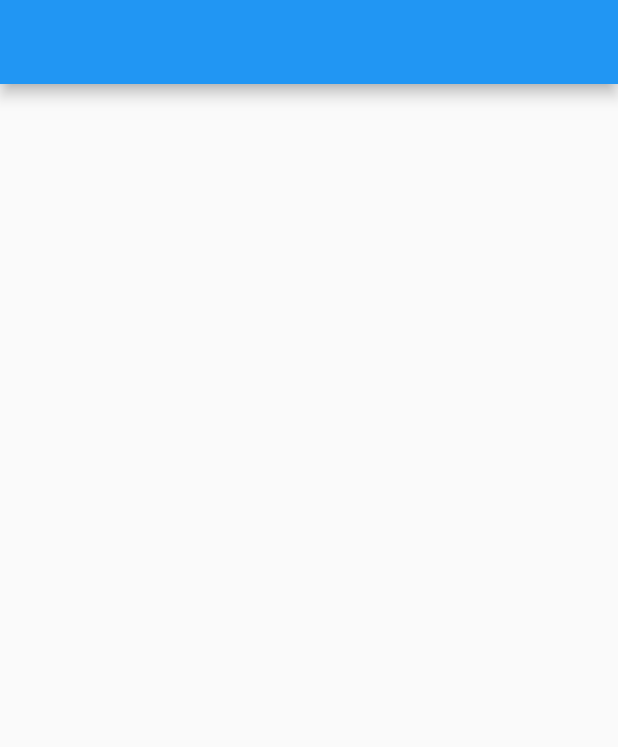
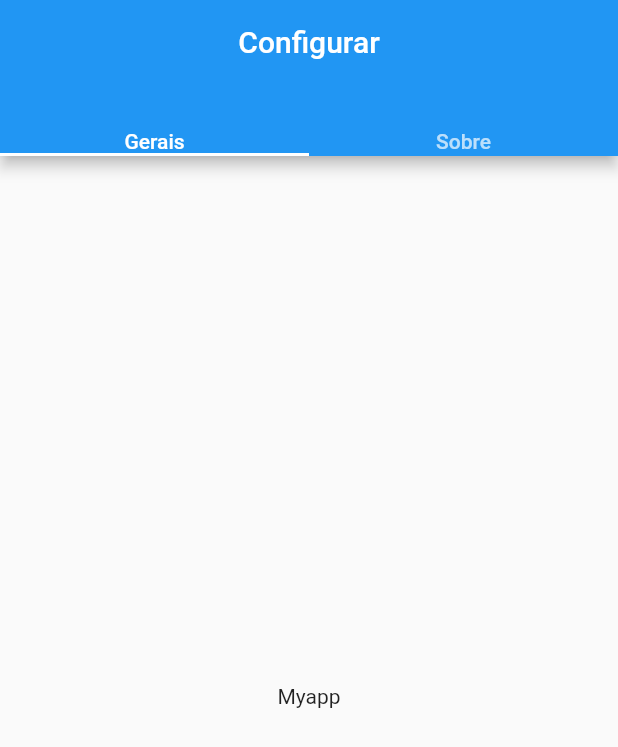
Before and after one commit to tegerafael/routes-flutter, a Flutter app: the screen it shows after launch, on a phone screen of 412 x 824 dp. Shown: the top 747 px of the screen. Run offline on Flutter 3.47's test engine with Material 2 defaults, Android fonts, the phone set to English and light mode, and no system bars.

Commit message:
add pages home, myapp, snackbar, sobre and tabbar example

```diff
--- a/lib/main.dart
+++ b/lib/main.dart
@@ -1,4 +1,7 @@
 import 'package:flutter/material.dart';
+import 'package:home/src/home.dart';
+import 'package:home/src/snackbar.dart';
+import 'package:home/src/tabbar.dart';
 
 void main() => runApp(const Principal());
 
@@ -10,9 +13,7 @@ class Principal extends StatelessWidget {
   Widget build(BuildContext context) {
     return MaterialApp(
         home: Scaffold(
-      appBar: AppBar(
-        title: const Text(''),
-      ),
+      body: const Tabbar(),
     ));
   }
 }
--- /dev/null
+++ b/lib/src/myapp.dart
@@ -0,0 +1,13 @@
+import 'package:flutter/material.dart';
+
+class MyApp extends StatelessWidget {
+  const MyApp({super.key});
+
+  // This widget is the root of your application.
+  @override
+  Widget build(BuildContext context) {
+    return Center(
+      child: Text("Myapp"),
+    );
+  }
+}
--- /dev/null
+++ b/lib/src/sobre.dart
@@ -0,0 +1,13 @@
+import 'package:flutter/material.dart';
+
+class Sobre extends StatelessWidget {
+  const Sobre({super.key});
+
+  // This widget is the root of your application.
+  @override
+  Widget build(BuildContext context) {
+    return Center(
+      child: Text("Sobre"),
+    );
+  }
+}
--- /dev/null
+++ b/lib/src/tabbar.dart
@@ -0,0 +1,21 @@
+import 'package:flutter/material.dart';
+import 'myapp.dart';
+import 'sobre.dart';
+
+class Tabbar extends StatelessWidget {
+  const Tabbar({super.key});
+
+  @override
+  Widget build(BuildContext context) {
+    return DefaultTabController(
+        length: 2,
+        child: Scaffold(
+          appBar: AppBar(
+            title: const Text("Configurar"),
+            centerTitle: true,
+            bottom: const TabBar(tabs: [Text("Gerais"), Text("Sobre")]),
+          ),
+          body: const TabBarView(children: [MyApp(), Sobre()]),
+        ));
+  }
+}
```
Also changed, not shown: lib/src/home.dart (added, +22 -0 lines), lib/src/snackbar.dart (added, +22 -0 lines).
